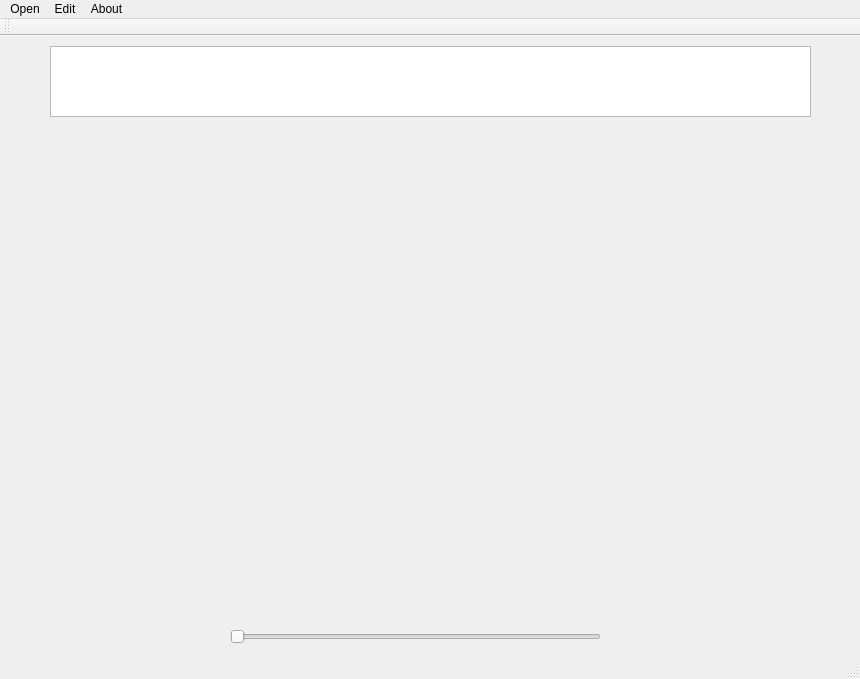
Before: the Qt Designer form QtWidgetsApplication.ui in Barasakar/ImageContouring, drawn with Qt 5.
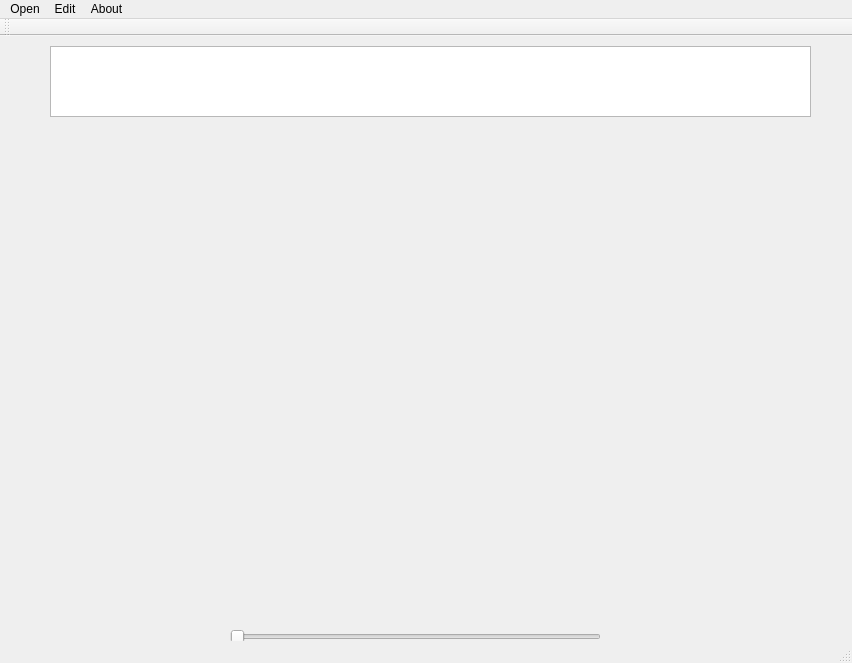
After: the same form once the commit is applied.

Commit message: dragging slider now changes images

What changed in the file:
```diff
--- a/QtWidgetsApplication.ui
+++ b/QtWidgetsApplication.ui
@@ -6,8 +6,8 @@
    <rect>
     <x>0</x>
     <y>0</y>
-    <width>860</width>
-    <height>679</height>
+    <width>852</width>
+    <height>663</height>
    </rect>
   </property>
   <property name="windowTitle">
@@ -71,7 +71,7 @@
     <rect>
      <x>0</x>
      <y>0</y>
-     <width>860</width>
+     <width>852</width>
      <height>22</height>
     </rect>
    </property>
```
Left out of the diff: 19 changed lines with no effect on the pictures. The commit also changes 2 other files.
